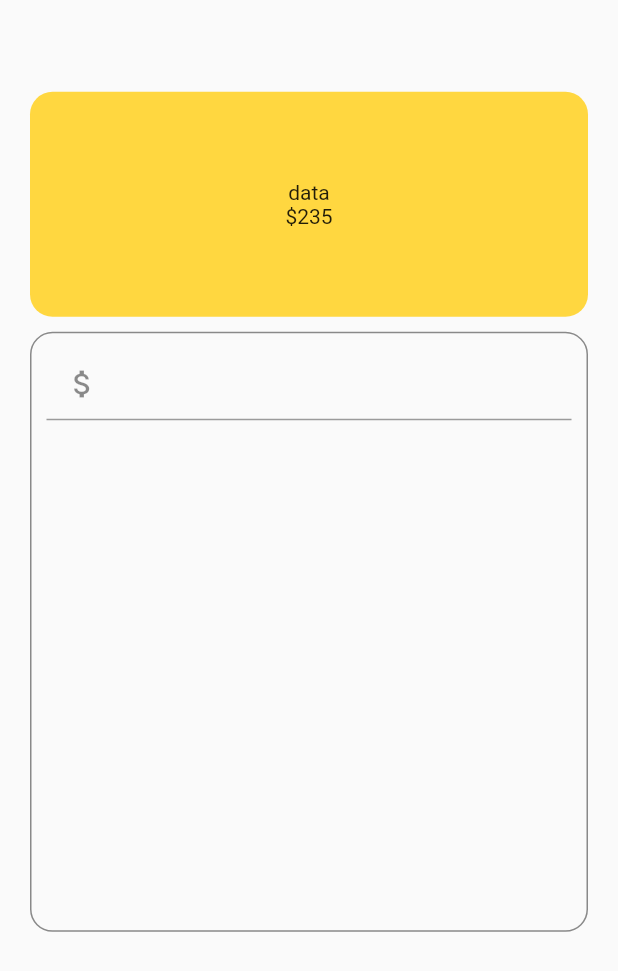
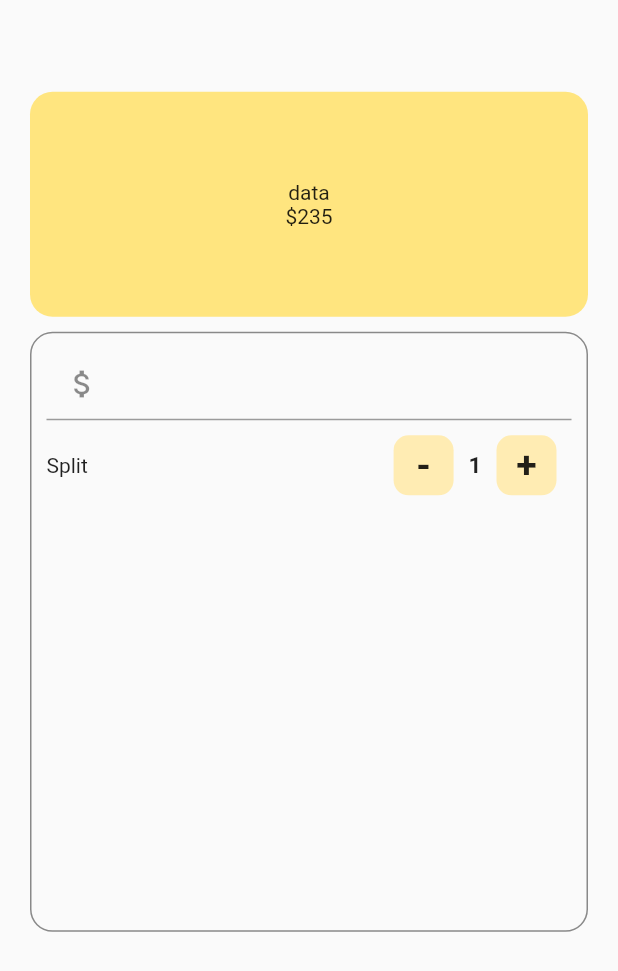
Before and after one commit to mahdiyarz/tip_cal, a Flutter app: the screen it shows after launch, on a phone screen of 412 x 824 dp. Shown: the top 971 px of the screen. Run offline on Flutter 3.47's test engine with Material 2 defaults, Android fonts, the phone set to English and light mode, and no system bars.

Commit message:
Create split row

```diff
--- a/lib/ui/home.dart
+++ b/lib/ui/home.dart
@@ -9,6 +9,7 @@ class TipCounter extends StatefulWidget {
 
 class _TipCounterState extends State<TipCounter> {
   double _billAmount = 0.0;
+  int _person = 1;
   @override
   Widget build(BuildContext context) {
     return Scaffold(
@@ -23,13 +24,13 @@ class _TipCounterState extends State<TipCounter> {
               height: 150,
               decoration: BoxDecoration(
                 borderRadius: BorderRadius.circular(15),
-                color: Colors.amberAccent,
+                color: Colors.amberAccent.shade100,
               ),
               child: Column(
                 mainAxisAlignment: MainAxisAlignment.center,
                 children: [
-                  Text('data'),
-                  Text('\$235'),
+                  const Text('data'),
+                  const Text('\$235'),
                 ],
               ),
             ),
@@ -61,6 +62,73 @@ class _TipCounterState extends State<TipCounter> {
                       }
                     },
                   ),
+                  Row(
+                    mainAxisAlignment: MainAxisAlignment.spaceBetween,
+                    children: [
+                      const Text("Split"),
+                      Row(
+                        children: [
+                          InkWell(
+                            onTap: () {
+                              setState(() {
+                                if (_person > 1) {
+                                  _person--;
+                                } else {
+                                  // do nothing
+                                }
+                              });
+                            },
+                            child: Container(
+                              width: 40,
+                              height: 40,
+                              margin: const EdgeInsets.all(10),
+                              decoration: BoxDecoration(
+                                color: Colors.amber.shade100,
+                                borderRadius: BorderRadius.circular(10),
+                              ),
+                              child: const Center(
+                                  child: Text(
+                                '-',
+                                style: TextStyle(
+                                  fontWeight: FontWeight.bold,
+                                  fontSize: 25,
+                                ),
+                              )),
+                            ),
+                          ),
+                          Text(
+                            "$_person",
+                            style: const TextStyle(
+                              fontWeight: FontWeight.bold,
+                              fontSize: 15,
+                            ),
+                          ),
+                          InkWell(
+                            onTap: () {
+                              setState(() {
+                                _person++;
+                              });
+                            },
+                            child: Container(
+                                width: 40,
+                                height: 40,
+                                margin: const EdgeInsets.all(10),
+                                decoration: BoxDecoration(
+                                  color: Colors.amber.shade100,
+                                  borderRadius: BorderRadius.circular(10),
+                                ),
+                                child: const Center(
+                                  child: Text("+",
+                                      style: TextStyle(
+                                        fontWeight: FontWeight.bold,
+                                        fontSize: 25,
+                                      )),
+                                )),
+                          ),
+                        ],
+                      ),
+                    ],
+                  ),
                 ],
               ),
             ),
```
